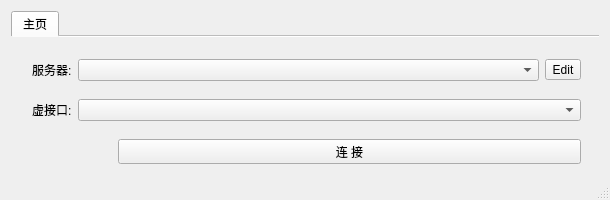
The window that src/dialog/mainwindow.ui (13418485892/openconnect-gui) describes before a commit, drawn with Qt 5.
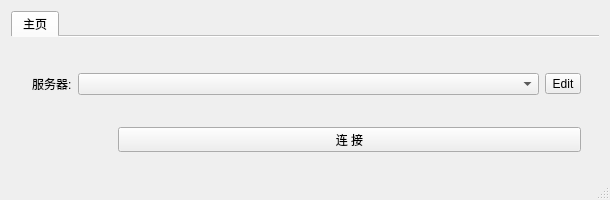
The same window after the commit. Icons and pictures are not drawn.

Diff of the .ui file:
```diff
--- a/src/dialog/mainwindow.ui
+++ b/src/dialog/mainwindow.ui
@@ -85,7 +85,7 @@
           <height>131</height>
          </rect>
         </property>
-        <layout class="QVBoxLayout" name="verticalLayout" stretch="1,0,3">
+        <layout class="QVBoxLayout" name="verticalLayout" stretch="1,3">
          <property name="topMargin">
           <number>0</number>
          </property>
@@ -130,27 +130,6 @@
            </item>
           </layout>
          </item>
-         <item>
-          <layout class="QHBoxLayout" name="horizontalLayout_3" stretch="0,4">
-           <item>
-            <widget class="QLabel" name="lable2">
-             <property name="styleSheet">
-              <string notr="true">font: 12pt &quot;黑体&quot;;</string>
-             </property>
-             <property name="text">
-              <string>虚接口:</string>
-             </property>
-            </widget>
-           </item>
-           <item>
-            <widget class="QComboBox" name="vIfNames">
-             <property name="styleSheet">
-              <string notr="true">font: 11pt &quot;Arial&quot;;</string>
-             </property>
-            </widget>
-           </item>
-          </layout>
-         </item>
          <item>
           <layout class="QHBoxLayout" name="horizontalLayout_2" stretch="1,4">
            <property name="topMargin">
```
